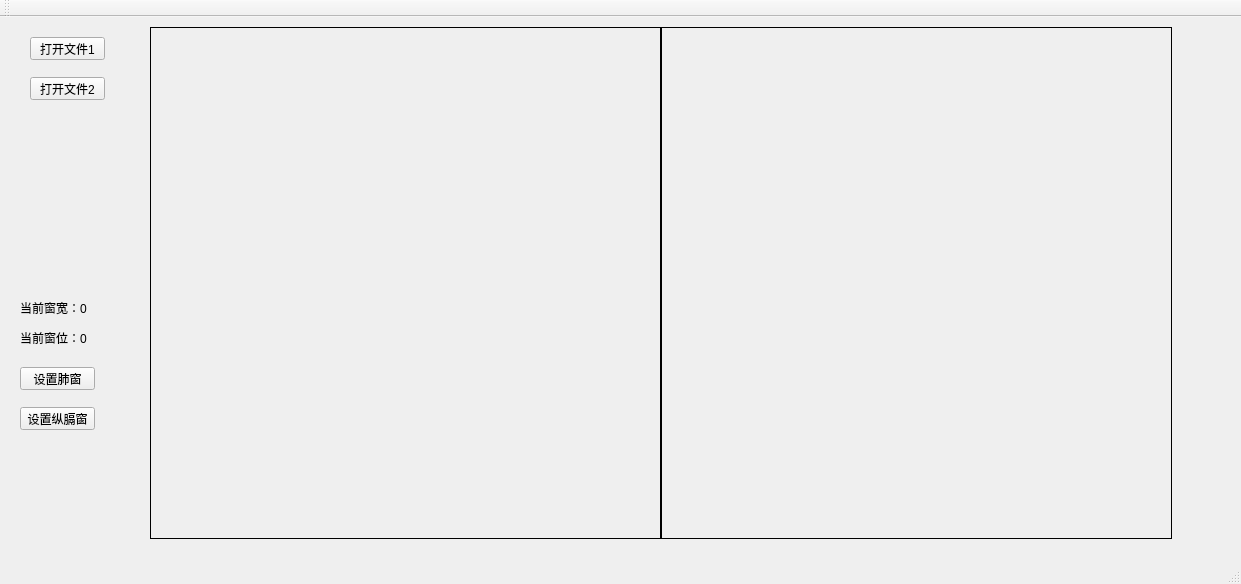
Before: the Qt Designer form DicomViewer/dicomviewer.ui in WtDMaO/DicomViewer, drawn with Qt 5.
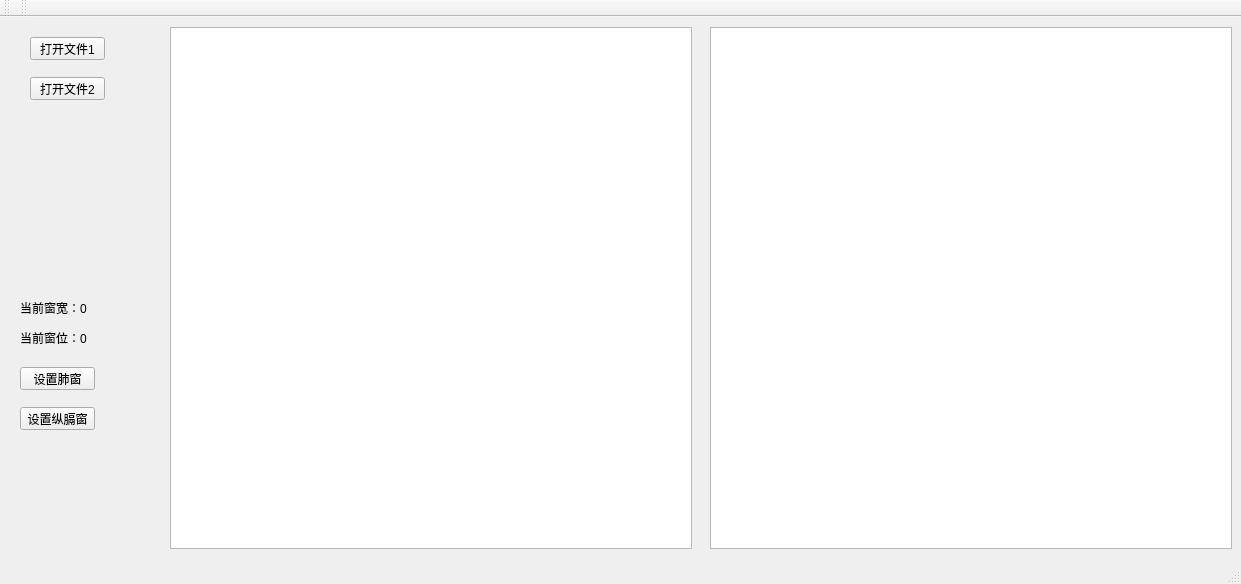
After: the same form once the commit is applied.

Commit message: overwrite it with qtGraphicViewer

```diff
--- a/DicomViewer/dicomviewer.ui
+++ b/DicomViewer/dicomviewer.ui
@@ -27,22 +27,6 @@
      <string>打开文件1</string>
     </property>
    </widget>
-   <widget class="QLabel" name="DicomShow1">
-    <property name="geometry">
-     <rect>
-      <x>150</x>
-      <y>10</y>
-      <width>512</width>
-      <height>512</height>
-     </rect>
-    </property>
-    <property name="frameShape">
-     <enum>QFrame::Box</enum>
-    </property>
-    <property name="text">
-     <string/>
-    </property>
-   </widget>
    <widget class="QPushButton" name="FileOpenButton2">
     <property name="geometry">
      <rect>
@@ -56,22 +40,6 @@
      <string>打开文件2</string>
     </property>
    </widget>
-   <widget class="QLabel" name="DicomShow2">
-    <property name="geometry">
-     <rect>
-      <x>660</x>
-      <y>10</y>
-      <width>512</width>
-      <height>512</height>
-     </rect>
-    </property>
-    <property name="frameShape">
-     <enum>QFrame::Box</enum>
-    </property>
-    <property name="text">
-     <string/>
-    </property>
-   </widget>
    <widget class="QPushButton" name="setLungWin">
     <property name="geometry">
      <rect>
@@ -124,6 +92,39 @@
      <string>当前窗位：0</string>
     </property>
    </widget>
+   <widget class="QLabel" name="mousePos">
+    <property name="geometry">
+     <rect>
+      <x>30</x>
+      <y>200</y>
+      <width>54</width>
+      <height>12</height>
+     </rect>
+    </property>
+    <property name="text">
+     <string/>
+    </property>
+   </widget>
+   <widget class="QGraphicsView" name="graphicsView1">
+    <property name="geometry">
+     <rect>
+      <x>170</x>
+      <y>10</y>
+      <width>522</width>
+      <height>522</height>
+     </rect>
+    </property>
+   </widget>
+   <widget class="QGraphicsView" name="graphicsView2">
+    <property name="geometry">
+     <rect>
+      <x>710</x>
+      <y>10</y>
+      <width>522</width>
+      <height>522</height>
+     </rect>
+    </property>
+   </widget>
   </widget>
   <widget class="QMenuBar" name="menuBar">
    <property name="geometry">
@@ -144,6 +145,17 @@
    </attribute>
   </widget>
   <widget class="QStatusBar" name="statusBar"/>
+  <widget class="QToolBar" name="toolBar">
+   <property name="windowTitle">
+    <string>toolBar</string>
+   </property>
+   <attribute name="toolBarArea">
+    <enum>TopToolBarArea</enum>
+   </attribute>
+   <attribute name="toolBarBreak">
+    <bool>false</bool>
+   </attribute>
+  </widget>
   <action name="fileOpen">
    <property name="text">
     <string>打开</string>
```
Left out of the diff: 2 changed lines with no effect on the pictures. The commit also changes 3 other files.
